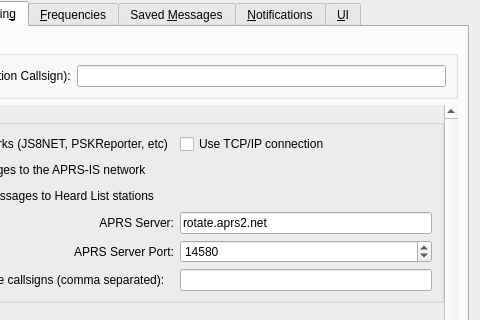
The window that JS8_UI/Configuration.ui (JS8Call-improved/JS8Call-improved) describes before a commit, drawn with Qt 5; both pictures show x 237 to 717 and y 0 to 320 of the 717 by 600 pixel window.
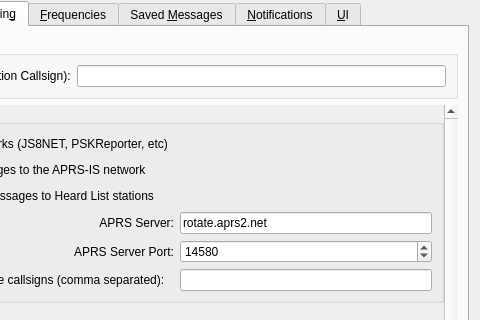
The same window after the commit. The open tabs and pages were chosen to show the change. Custom widgets are drawn as their Qt base class.

Commit message: Addresses issue #187 - PSK Reporter Failing to Spot Removes TCP socket functionality from PSKReporter Removes PSK Reporter TCP option from configuration Revert PSKReporter MIN_SEND_INTERVAL to 120 seconds

```diff
--- a/JS8_UI/Configuration.ui
+++ b/JS8_UI/Configuration.ui
@@ -2257,16 +2257,6 @@
                 </property>
                </widget>
               </item>
-              <item row="0" column="1" colspan="2">
-               <widget class="QCheckBox" name="psk_reporter_tcpip_check_box">
-                <property name="toolTip">
-                 <string>&lt;html&gt;&lt;head/&gt;&lt;body&gt;&lt;p&gt;Check this option if a reliable connection is needed&lt;/p&gt;&lt;p&gt;Most users do not need this, the default uses UDP which is more efficient. Only check this if you have evidence that UDP traffic from you to PSK Reporter is being lost.&lt;/p&gt;&lt;/body&gt;&lt;/html&gt;</string>
-                </property>
-                <property name="text">
-                 <string>Use TCP/IP connection</string>
-                </property>
-               </widget>
-              </item>
               <item row="1" column="0" colspan="2">
                <widget class="QCheckBox" name="enable_aprs_spotting_check_box">
                 <property name="text">
```
The commit also changes 3 other files.
